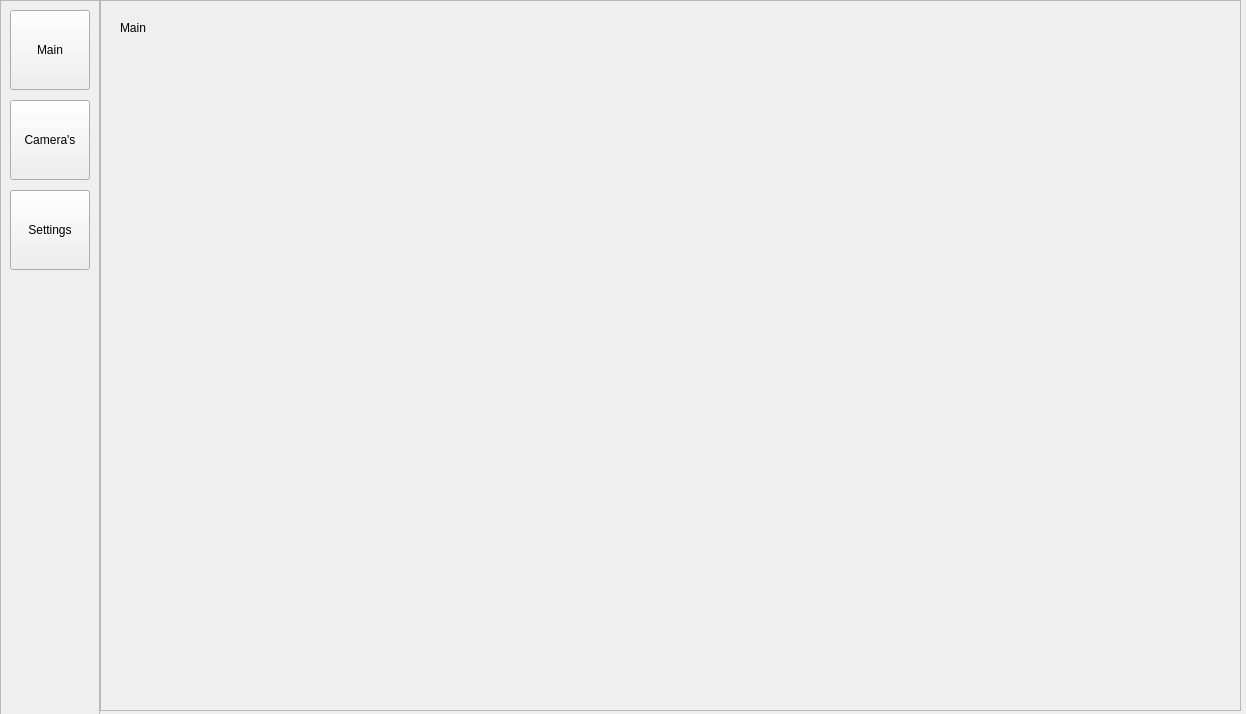
Before: the Qt Designer form GUI/guiDesigner/GUI.ui in MaxUntersalmberger/PhysioMotionTracker, drawn with Qt 5.
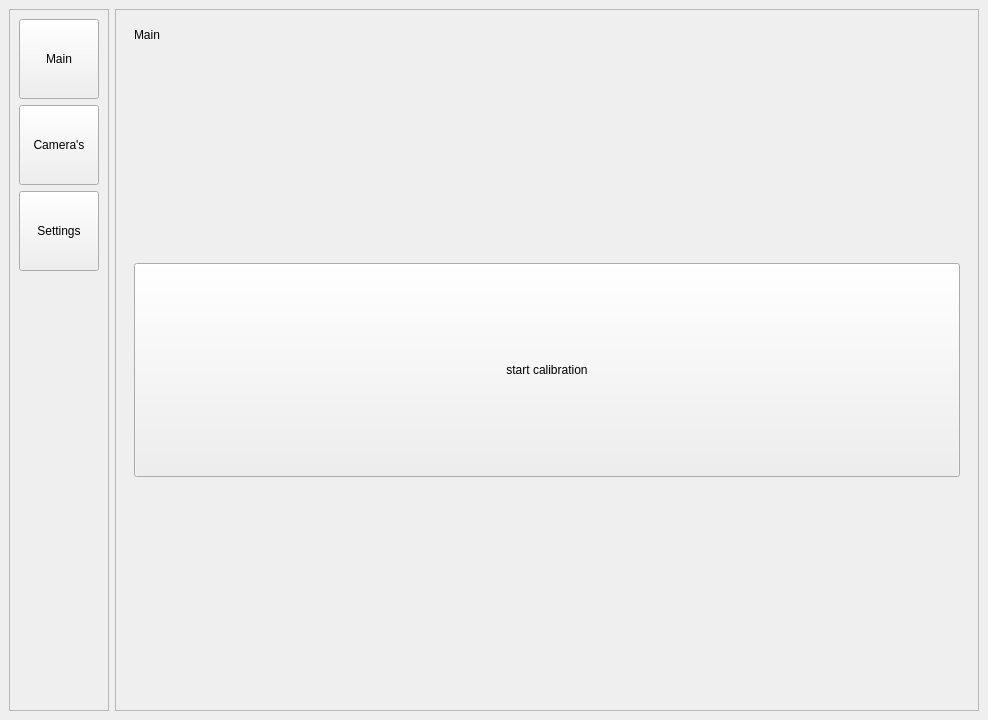
After: the same form once the commit is applied. The open tabs and pages were chosen to show the change.

Commit message: add: camera selector

Diff of the .ui file:
```diff
--- a/GUI/guiDesigner/GUI.ui
+++ b/GUI/guiDesigner/GUI.ui
@@ -9,139 +9,268 @@
    <rect>
     <x>0</x>
     <y>0</y>
-    <width>1246</width>
-    <height>714</height>
+    <width>988</width>
+    <height>720</height>
    </rect>
   </property>
   <property name="windowTitle">
    <string>MainWindow</string>
   </property>
   <widget class="QWidget" name="centralwidget">
-   <widget class="QFrame" name="frame_pages">
-    <property name="geometry">
-     <rect>
-      <x>100</x>
-      <y>0</y>
-      <width>1141</width>
-      <height>711</height>
-     </rect>
-    </property>
-    <property name="frameShape">
-     <enum>QFrame::StyledPanel</enum>
-    </property>
-    <property name="frameShadow">
-     <enum>QFrame::Raised</enum>
-    </property>
-    <layout class="QHBoxLayout" name="horizontalLayout">
-     <item>
-      <widget class="QStackedWidget" name="stackedWidget">
-       <property name="currentIndex">
-        <number>2</number>
-       </property>
-       <widget class="QWidget" name="page_main">
-        <widget class="QLabel" name="label_1">
-         <property name="geometry">
-          <rect>
-           <x>10</x>
-           <y>10</y>
-           <width>61</width>
-           <height>16</height>
-          </rect>
+   <layout class="QHBoxLayout" name="horizontalLayout_2">
+    <item>
+     <widget class="QFrame" name="frame_menu">
+      <property name="maximumSize">
+       <size>
+        <width>100</width>
+        <height>160000</height>
+       </size>
+      </property>
+      <property name="frameShape">
+       <enum>QFrame::StyledPanel</enum>
+      </property>
+      <property name="frameShadow">
+       <enum>QFrame::Raised</enum>
+      </property>
+      <layout class="QVBoxLayout" name="verticalLayout">
+       <item>
+        <widget class="QPushButton" name="btn_main">
+         <property name="enabled">
+          <bool>true</bool>
+         </property>
+         <property name="minimumSize">
+          <size>
+           <width>80</width>
+           <height>80</height>
+          </size>
+         </property>
+         <property name="maximumSize">
+          <size>
+           <width>80</width>
+           <height>80</height>
+          </size>
          </property>
          <property name="text">
           <string>Main</string>
          </property>
         </widget>
-       </widget>
-       <widget class="QWidget" name="page_cameras">
-        <widget class="QLabel" name="label_2">
-         <property name="geometry">
-          <rect>
-           <x>10</x>
-           <y>10</y>
-           <width>61</width>
-           <height>16</height>
-          </rect>
+       </item>
+       <item>
+        <widget class="QPushButton" name="btn_cameras">
+         <property name="minimumSize">
+          <size>
+           <width>80</width>
+           <height>80</height>
+          </size>
+         </property>
+         <property name="maximumSize">
+          <size>
+           <width>80</width>
+           <height>80</height>
+          </size>
          </property>
          <property name="text">
           <string>Camera's</string>
          </property>
         </widget>
-       </widget>
-       <widget class="QWidget" name="page_settings">
-        <widget class="QLabel" name="label">
-         <property name="geometry">
-          <rect>
-           <x>10</x>
-           <y>0</y>
-           <width>61</width>
-           <height>16</height>
-          </rect>
+       </item>
+       <item>
+        <widget class="QPushButton" name="btn_settings">
+         <property name="minimumSize">
+          <size>
+           <width>80</width>
+           <height>80</height>
+          </size>
+         </property>
+         <property name="maximumSize">
+          <size>
+           <width>80</width>
+           <height>80</height>
+          </size>
          </property>
          <property name="text">
           <string>Settings</string>
          </property>
         </widget>
-       </widget>
-      </widget>
-     </item>
-    </layout>
-   </widget>
-   <widget class="QFrame" name="frame_menu">
-    <property name="geometry">
-     <rect>
-      <x>0</x>
-      <y>0</y>
-      <width>100</width>
-      <height>720</height>
-     </rect>
-    </property>
-    <property name="frameShape">
-     <enum>QFrame::StyledPanel</enum>
-    </property>
-    <property name="frameShadow">
-     <enum>QFrame::Raised</enum>
-    </property>
-    <widget class="QPushButton" name="btn_main">
-     <property name="geometry">
-      <rect>
-       <x>10</x>
-       <y>10</y>
-       <width>80</width>
-       <height>80</height>
-      </rect>
-     </property>
-     <property name="text">
-      <string>Main</string>
-     </property>
-    </widget>
-    <widget class="QPushButton" name="btn_cameras">
-     <property name="geometry">
-      <rect>
-       <x>10</x>
-       <y>100</y>
-       <width>80</width>
-       <height>80</height>
-      </rect>
-     </property>
-     <property name="text">
-      <string>Camera's</string>
-     </property>
-    </widget>
-    <widget class="QPushButton" name="btn_settings">
-     <property name="geometry">
-      <rect>
-       <x>10</x>
-       <y>190</y>
-       <width>80</width>
-       <height>80</height>
-      </rect>
-     </property>
-     <property name="text">
-      <string>Settings</string>
-     </property>
-    </widget>
-   </widget>
+       </item>
+       <item>
+        <spacer name="verticalSpacer">
+         <property name="orientation">
+          <enum>Qt::Vertical</enum>
+         </property>
+         <property name="sizeHint" stdset="0">
+          <size>
+           <width>20</width>
+           <height>40</height>
+          </size>
+         </property>
+        </spacer>
+       </item>
+      </layout>
+     </widget>
+    </item>
+    <item>
+     <widget class="QFrame" name="frame_pages">
+      <property name="frameShape">
+       <enum>QFrame::StyledPanel</enum>
+      </property>
+      <property name="frameShadow">
+       <enum>QFrame::Raised</enum>
+      </property>
+      <layout class="QHBoxLayout" name="horizontalLayout">
+       <item>
+        <widget class="QStackedWidget" name="stackedWidget">
+         <property name="currentIndex">
+          <number>1</number>
+         </property>
+         <widget class="QWidget" name="page_main">
+          <layout class="QVBoxLayout" name="verticalLayout_3">
+           <item>
+            <widget class="QLabel" name="label">
+             <property name="sizePolicy">
+              <sizepolicy hsizetype="Fixed" vsizetype="Fixed">
+               <horstretch>0</horstretch>
+               <verstretch>0</verstretch>
+              </sizepolicy>
+             </property>
+             <property name="maximumSize">
+              <size>
+               <width>30</width>
+               <height>20</height>
+              </size>
+             </property>
+             <property name="text">
+              <string>Main</string>
+             </property>
+             <property name="alignment">
+              <set>Qt::AlignLeading|Qt::AlignLeft|Qt::AlignTop</set>
+             </property>
+            </widget>
+           </item>
+           <item>
+            <spacer name="verticalSpacer_2">
+             <property name="orientation">
+              <enum>Qt::Vertical</enum>
+             </property>
+             <property name="sizeHint" stdset="0">
+              <size>
+               <width>20</width>
+               <height>40</height>
+              </size>
+             </property>
+            </spacer>
+           </item>
+           <item>
+            <widget class="QPushButton" name="pushButton">
+             <property name="sizePolicy">
+              <sizepolicy hsizetype="MinimumExpanding" vsizetype="MinimumExpanding">
+               <horstretch>0</horstretch>
+               <verstretch>0</verstretch>
+              </sizepolicy>
+             </property>
+             <property name="minimumSize">
+              <size>
+               <width>0</width>
+               <height>0</height>
+              </size>
+             </property>
+             <property name="maximumSize">
+              <size>
+               <width>16777215</width>
+               <height>16777215</height>
+              </size>
+             </property>
+             <property name="sizeIncrement">
+              <size>
+               <width>0</width>
+               <height>0</height>
+              </size>
+             </property>
+             <property name="baseSize">
+              <size>
+               <width>100</width>
+               <height>50</height>
+              </size>
+             </property>
+             <property name="text">
+              <string>start calibration</string>
+             </property>
+            </widget>
+           </item>
+           <item>
+            <spacer name="verticalSpacer_4">
+             <property name="orientation">
+              <enum>Qt::Vertical</enum>
+             </property>
+             <property name="sizeHint" stdset="0">
+              <size>
+               <width>20</width>
+               <height>40</height>
+              </size>
+             </property>
+            </spacer>
+           </item>
+          </layout>
+         </widget>
+         <widget class="QWidget" name="page_cameras">
+          <layout class="QVBoxLayout" name="verticalLayout_2">
+           <item>
+            <widget class="QFrame" name="cam_container_1">
+             <property name="frameShape">
+              <enum>QFrame::StyledPanel</enum>
+             </property>
+             <property name="frameShadow">
+              <enum>QFrame::Raised</enum>
+             </property>
+             <layout class="QVBoxLayout" name="verticalLayout_5">
+              <item>
+               <widget class="QComboBox" name="combo_cam_1"/>
+              </item>
+              <item>
+               <widget class="QFrame" name="video_display_1">
+                <property name="frameShape">
+                 <enum>QFrame::StyledPanel</enum>
+                </property>
+                <property name="frameShadow">
+                 <enum>QFrame::Raised</enum>
+                </property>
+               </widget>
+              </item>
+             </layout>
+            </widget>
+           </item>
+           <item>
+            <widget class="QLabel" name="label_2">
+             <property name="text">
+              <string>Camera's</string>
+             </property>
+             <property name="alignment">
+              <set>Qt::AlignLeading|Qt::AlignLeft|Qt::AlignTop</set>
+             </property>
+            </widget>
+           </item>
+          </layout>
+         </widget>
+         <widget class="QWidget" name="page_settings">
+          <layout class="QVBoxLayout" name="verticalLayout_4">
+           <item>
+            <widget class="QLabel" name="label_3">
+             <property name="text">
+              <string>Settings</string>
+             </property>
+             <property name="alignment">
+              <set>Qt::AlignLeading|Qt::AlignLeft|Qt::AlignTop</set>
+             </property>
+            </widget>
+           </item>
+          </layout>
+         </widget>
+        </widget>
+       </item>
+      </layout>
+     </widget>
+    </item>
+   </layout>
   </widget>
  </widget>
  <resources/>
```
The commit also changes 7 other files.
